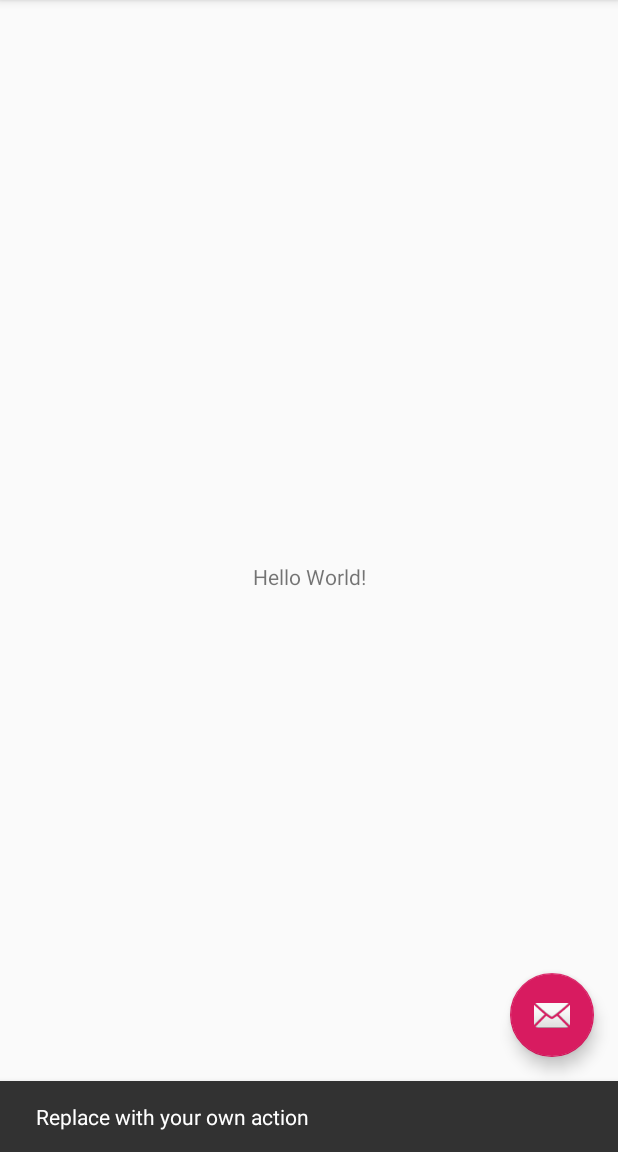
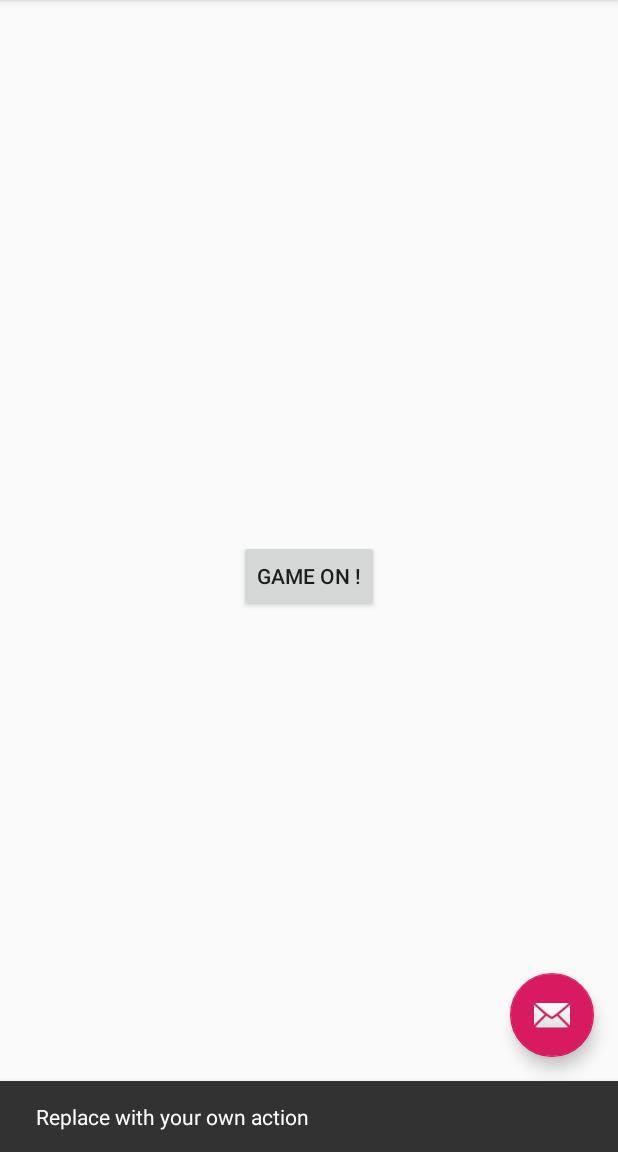
Before and after one commit to PatrickGhazal/LivePrint, an Android app: the screen it shows after launch (MainActivity), after a tap on an icon or button, on a phone screen of 412 x 824 dp, the part 84-1236 px from its top. Run offline under Robolectric (Android 15) with nearby library versions, the phone set to English and light mode, and no system bars; libraries missing offline, so code that uses them is left out: com.crashlytics.android, io.fabric.sdk; 1 statement that could not run was skipped.

Commit message:
minor camera behaviour, midday commit

```diff
--- a/app/src/main/java/griffmedia/ghazal/liveprint/MainActivity.java
+++ b/app/src/main/java/griffmedia/ghazal/liveprint/MainActivity.java
@@ -1,5 +1,6 @@
 package griffmedia.ghazal.liveprint;
 
+import android.content.Intent;
 import android.os.Bundle;
 import android.support.design.widget.FloatingActionButton;
 import android.support.design.widget.Snackbar;
@@ -54,4 +55,10 @@ public class MainActivity extends AppCompatActivity {
 
         return super.onOptionsItemSelected(item);
     }
+
+    public void openCamera(View v) {
+        Intent intent = new Intent("android.media.action.IMAGE_CAPTURE");
+        startActivity(intent);
+    }
+
 }
--- a/app/src/main/res/layout/content_main.xml
+++ b/app/src/main/res/layout/content_main.xml
@@ -17,4 +17,15 @@
         app:layout_constraintRight_toRightOf="parent"
         app:layout_constraintTop_toTopOf="parent" />
 
+    <Button
+        android:layout_width="wrap_content"
+        android:layout_height="wrap_content"
+        app:layout_constraintBottom_toBottomOf="parent"
+        app:layout_constraintLeft_toLeftOf="parent"
+        app:layout_constraintRight_toRightOf="parent"
+        app:layout_constraintTop_toTopOf="parent"
+        android:onClick="openCamera"
+        android:text="@string/open_camera"
+        />
+
 </android.support.constraint.ConstraintLayout>
--- a/app/src/main/res/values/strings.xml
+++ b/app/src/main/res/values/strings.xml
@@ -1,4 +1,6 @@
 <resources>
     <string name="app_name">LivePrint</string>
     <string name="action_settings">Settings</string>
+    <string name="open_camera">Game on !</string>
+
 </resources>
```
